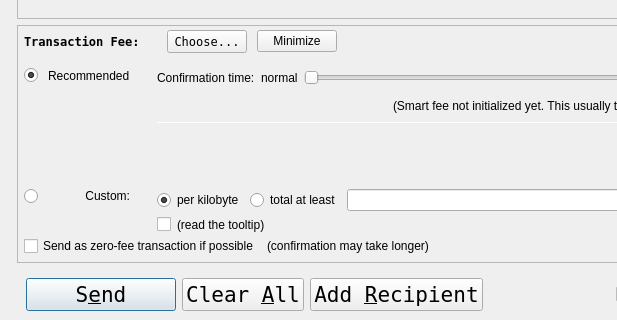
wqking-misc/AureusXIV, file src/qt/forms/sendcoinsdialog.ui: the form before one commit; both pictures show x 0 to 617 and y 420 to 740 of the 978 by 740 pixel window.
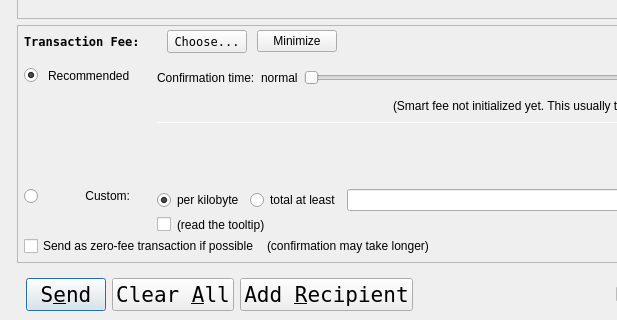
The form after the commit. Custom widgets are drawn as their Qt base class.

Commit message:
Adjust sidebar spacing, fix button fonts & sizing
# Conflicts:
#	src/qt/bitcoingui.cpp
#	src/qt/res/css/default.css

Diff of the .ui file:
```diff
--- a/src/qt/forms/sendcoinsdialog.ui
+++ b/src/qt/forms/sendcoinsdialog.ui
@@ -1575,12 +1575,12 @@
            </property>
            <item>
             <widget class="QPushButton" name="sendButton">
-             <property name="minimumSize">
-              <size>
-               <width>150</width>
-               <height>0</height>
-              </size>
-             </property>
+            <property name="sizePolicy">
+                <sizepolicy hsizetype="Minimum" vsizetype="Fixed">
+                <horstretch>0</horstretch>
+                <verstretch>0</verstretch>
+                </sizepolicy>
+                </property>
              <property name="font">
               <font>
                <family>Andale Mono</family>
```
The commit also changes 4 other files.
